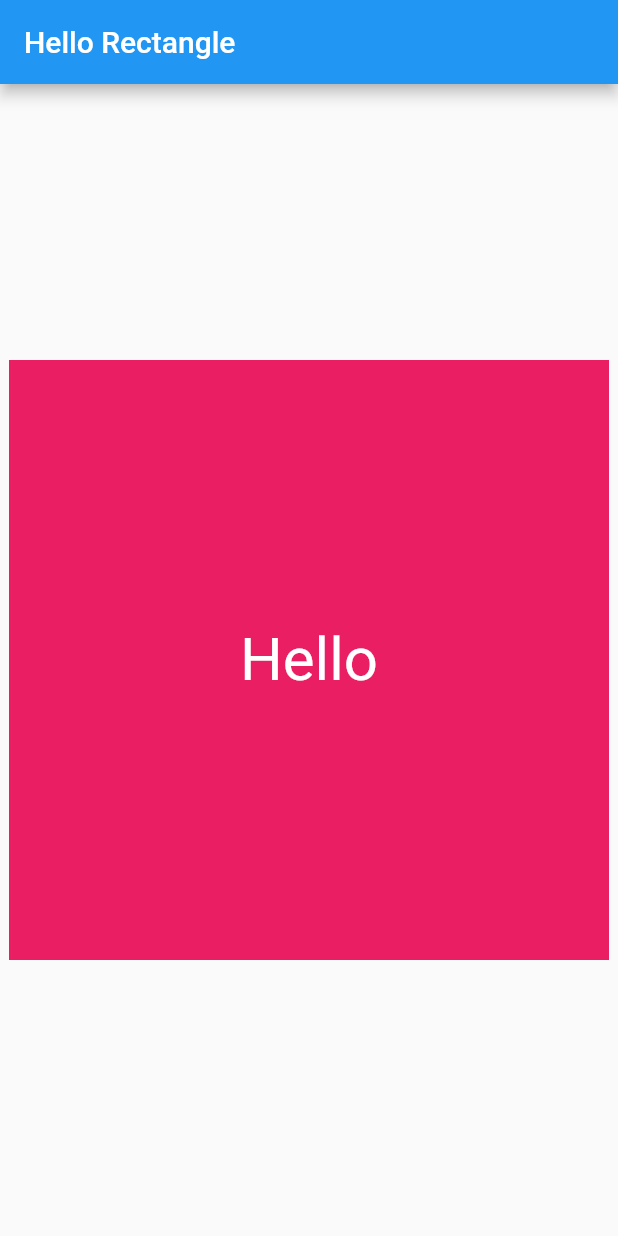
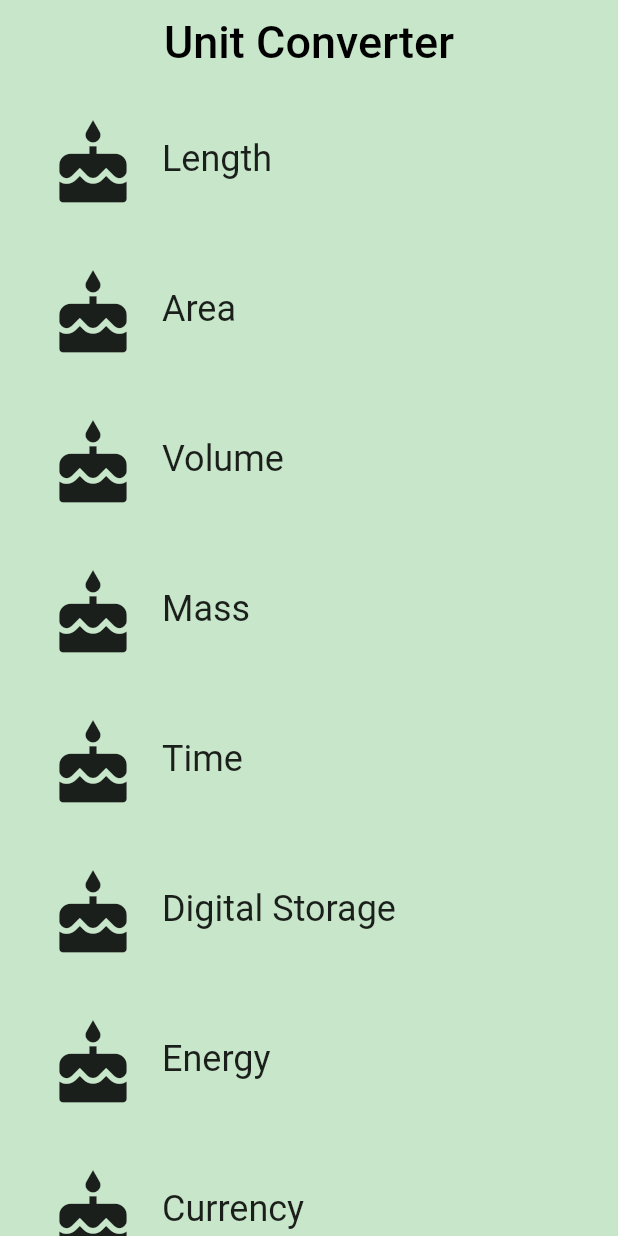
Before and after one commit to Chahatj/flutter-hello-rectangle, a Flutter app: the screen it shows after launch, on a phone screen of 412 x 824 dp. Run offline on Flutter 3.47's test engine with Material 2 defaults, Android fonts, the phone set to English and light mode, and no system bars.

```diff
--- /dev/null
+++ b/lib/Unit.dart
@@ -0,0 +1,18 @@
+import 'package:meta/meta.dart';
+
+class Unit {
+  final String name;
+  final double conversion;
+
+  const Unit({
+    @required this.name,
+    @required this.conversion,
+  }) : assert(name != null),
+       assert(conversion != null);
+
+  Unit.fromJson(Map mapJson)
+    : assert(mapJson['name'] != null),
+      assert(mapJson['conversion'] != null),
+      name = mapJson['name'],
+      conversion = mapJson['conversion'].toDouble();
+}
--- /dev/null
+++ b/lib/category.dart
@@ -0,0 +1,95 @@
+import 'package:flutter/material.dart';
+import 'package:meta/meta.dart';
+
+import 'package:flutter_hello_rectangle/converter_route.dart';
+import 'package:flutter_hello_rectangle/Unit.dart';
+
+final _rowHeight = 100.0;
+final _borderRadius = BorderRadius.circular(_rowHeight / 2);
+
+class Category extends StatelessWidget {
+  final IconData icon;
+  final ColorSwatch color;
+  final String text;
+  final List<Unit> units;
+
+  final double widgetWidth = 100.0;
+  final double widgetPadding = 8.0;
+  final double radius = 50.0;
+  final double iconSize = 60.0;
+  final double iconPadding = 16.0;
+  final double textSize = 24.0;
+
+  const Category({
+    Key key,
+    @required this.text,
+    @required this.color,
+    @required this.icon,
+    @required this.units,
+  }) : assert(text != null),
+       assert(color != null),
+       assert(icon != null),
+       assert(units != null),
+       super(key: key);
+
+  void _navigateToConverter(BuildContext context) {
+    Navigator.of(context).push(MaterialPageRoute<Null>(
+      builder:(BuildContext context) {
+        return Scaffold(
+          appBar: AppBar(
+            elevation: 1.0,
+            title: Text(
+              text,
+              style: Theme.of(context).textTheme.display1,
+            ),
+            centerTitle: true,
+          ),
+          body: ConverterRoute(
+              color: color,
+              name: text,
+              units: units,
+          )
+        );
+      }
+    ));
+  }
+
+  @override
+  Widget build(BuildContext context) {
+    return Material(
+      color: Colors.transparent,
+      child: Container(
+        height: _rowHeight,
+        child: InkWell(
+          borderRadius: _borderRadius,
+          highlightColor: color,
+          splashColor: color,
+          onTap: () {
+            _navigateToConverter(context);
+          },
+          child: Padding(
+            padding: EdgeInsets.all(8.0),
+            child: Row(
+              crossAxisAlignment: CrossAxisAlignment.stretch,
+              children: <Widget>[
+                Padding(
+                  padding: EdgeInsets.all(iconPadding),
+                  child: Icon(
+                    icon,
+                    size: iconSize,
+                  ),
+                ),
+                Center(
+                    child: Text(
+                  text,
+                  textAlign: TextAlign.center,
+                  style: Theme.of(context).textTheme.headline,
+                ))
+              ],
+            ),
+          ),
+        ),
+      ),
+    );
+  }
+}
--- /dev/null
+++ b/lib/category_route.dart
@@ -0,0 +1,90 @@
+import 'package:flutter/material.dart';
+
+import 'package:flutter_hello_rectangle/category.dart';
+import 'package:flutter_hello_rectangle/Unit.dart';
+
+final _backgroundColor = Colors.green[100];
+
+class CategoryRoute extends StatelessWidget {
+  const CategoryRoute();
+
+  static const _categoryNames = <String>[
+    'Length',
+    'Area',
+    'Volume',
+    'Mass',
+    'Time',
+    'Digital Storage',
+    'Energy',
+    'Currency'
+  ];
+
+  static const _baseColors = <Color>[
+    Colors.teal,
+    Colors.orange,
+    Colors.pinkAccent,
+    Colors.blueAccent,
+    Colors.yellow,
+    Colors.greenAccent,
+    Colors.purpleAccent,
+    Colors.red
+  ];
+
+  Widget _buildCategoryWidget(List<Widget> categories) {
+    return ListView.builder(
+      itemBuilder: (BuildContext context, int index) => categories[index],
+      itemCount: categories.length,
+    );
+  }
+
+  List<Unit> _retrieveUnitList(String categoryName) {
+    return List.generate(10, (int i) {
+      i += 1;
+      return Unit(
+        name: '$categoryName Unit $i',
+        conversion: i.toDouble(),
+      );
+    });
+  }
+
+  @override
+  Widget build(BuildContext context) {
+
+    final categories = <Category>[];
+
+    for (var i=0; i < _categoryNames.length; i++) {
+      categories.add(
+        Category(
+          text: _categoryNames[i],
+          color: _baseColors[i],
+          icon: Icons.cake,
+          units: _retrieveUnitList(_categoryNames[i]),
+        )
+      );
+    }
+
+    final listView = Container(
+      color: _backgroundColor,
+      padding: EdgeInsets.symmetric(horizontal: 8.0),
+      child: _buildCategoryWidget(categories),
+    );
+
+    final appBar = AppBar(
+      elevation: 0.0,
+      title: Text(
+        'Unit Converter',
+        style:TextStyle(
+          color: Colors.black,
+          fontSize: 30.0,
+        )
+      ),
+      centerTitle: true,
+      backgroundColor: _backgroundColor,
+    );
+
+    return Scaffold(
+      appBar: appBar,
+      body: listView,
+    );
+  }
+}
--- /dev/null
+++ b/lib/converter_route.dart
@@ -0,0 +1,46 @@
+import 'package:flutter/material.dart';
+import 'package:meta/meta.dart';
+
+import 'package:flutter_hello_rectangle/Unit.dart';
+
+class ConverterRoute extends StatelessWidget {
+
+  final String name;
+  final Color color;
+  final List<Unit> units;
+
+  const ConverterRoute({
+    @required this.name,
+    @required this.color,
+    @required this.units,
+  }) : assert(name != null),
+       assert(color != null),
+       assert(units != null);
+
+  @override
+  Widget build(BuildContext context) {
+    final unitWidgets = units.map((Unit unit) {
+      return Container(
+        color: color,
+        margin: EdgeInsets.all(8.0),
+        padding: EdgeInsets.all(16.0),
+        child: Column(
+          children: <Widget>[
+            Text(
+              unit.name,
+              style: Theme.of(context).textTheme.headline,
+            ),
+            Text(
+              'Conversion: ${unit.conversion}',
+              style: Theme.of(context).textTheme.subhead,
+            ),
+          ],
+        ),
+      );
+    }).toList();
+
+    return ListView(
+      children: unitWidgets,
+    );
+  }
+}
--- a/lib/main.dart
+++ b/lib/main.dart
@@ -1,38 +1,23 @@
 import 'package:flutter/material.dart';
+import 'package:flutter_hello_rectangle/category_route.dart';
 
-class HelloRectangle extends StatelessWidget {
+const _categoryName = 'Cake';
+const _categoryIcon = Icons.cake;
+const _categoryColor = Colors.green;
 
+void main() {
+  runApp(
+    UnitConverterApp()
+  );
+}
+
+class UnitConverterApp extends StatelessWidget {
   @override
   Widget build(BuildContext context) {
-    return Center(
-      child: Container(
-        color: Colors.pink,
-        height: 400.0,
-        width: 400.0,
-        child: Center(
-          child: Text(
-            'Hello',
-            style: TextStyle(
-              fontSize: 40.0,
-              color: Colors.white
-            ),
-          ),
-        ),
-      ),
+    return MaterialApp(
+      debugShowCheckedModeBanner: false,
+      title: 'Unit Converter',
+      home: CategoryRoute(),
     );
   }
 }
-
-void main() {
-  runApp(
-    MaterialApp(
-      debugShowCheckedModeBanner: false,
-      home:Scaffold(
-        appBar: AppBar(
-          title: Text('Hello Rectangle'),
-        ),
-        body: HelloRectangle()
-      )
-    )
-  );
-}
```
